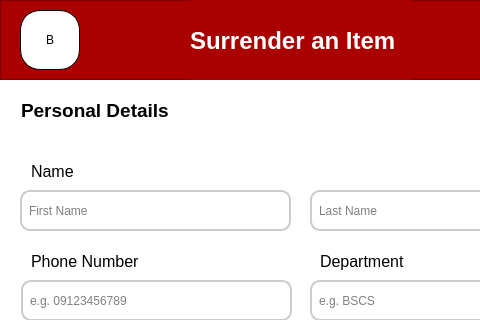
The window that src/frontend/surrenderItem.ui (brexer/lost-and-found-system) describes before a commit, drawn with Qt 5; both pictures show x 0 to 480 and y 0 to 320 of the 602 by 682 pixel window.
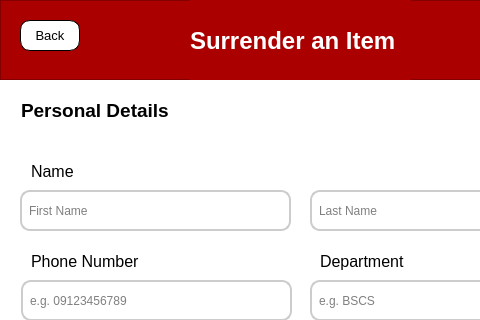
The same window after the commit. The open tabs and pages were chosen to show the change.

The edit to the form file:
```diff
--- a/src/frontend/surrenderItem.ui
+++ b/src/frontend/surrenderItem.ui
@@ -704,27 +704,28 @@
       <property name="geometry">
        <rect>
         <x>20</x>
-        <y>10</y>
+        <y>20</y>
         <width>60</width>
-        <height>60</height>
+        <height>31</height>
        </rect>
       </property>
       <property name="styleSheet">
        <string notr="true">QPushButton {
-		background-color: white;
-        border: 1px solid;
-        border-radius: 20px;
-        padding: 8px 16px;
-    }
-    QPushButton:hover {
-        background-color: lightgray;
-    }
-    QPushButton:pressed {
-        background-color: gray;
-    }</string>
+    background-color: white;
+    border: 1px solid;
+    border-radius: 10px;
+    padding: 4px 6px;
+    font-size: 10pt;
+}
+QPushButton:hover {
+    background-color: lightgray;
+}
+QPushButton:pressed {
+    background-color: gray;
+}</string>
       </property>
       <property name="text">
-       <string>B</string>
+       <string>Back</string>
       </property>
      </widget>
     </widget>
```
Left out of the diff: 7 changed lines with no effect on the pictures.
